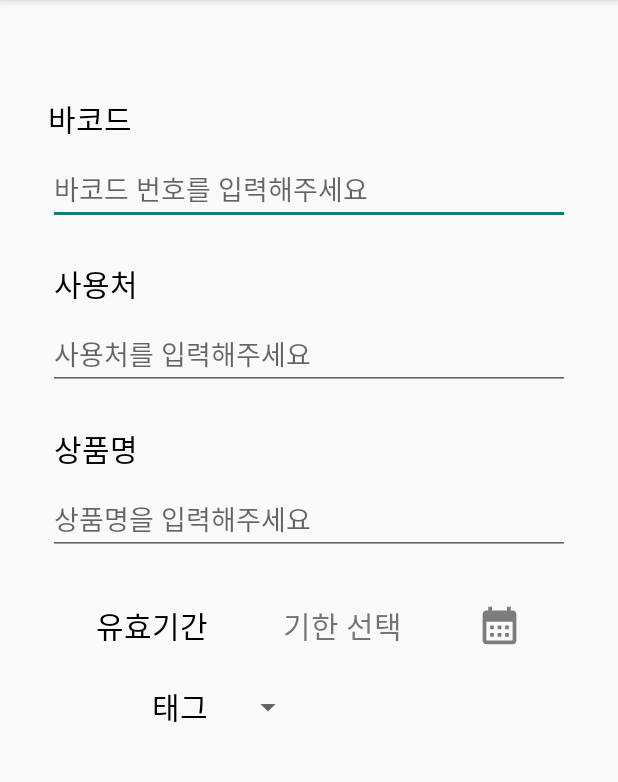
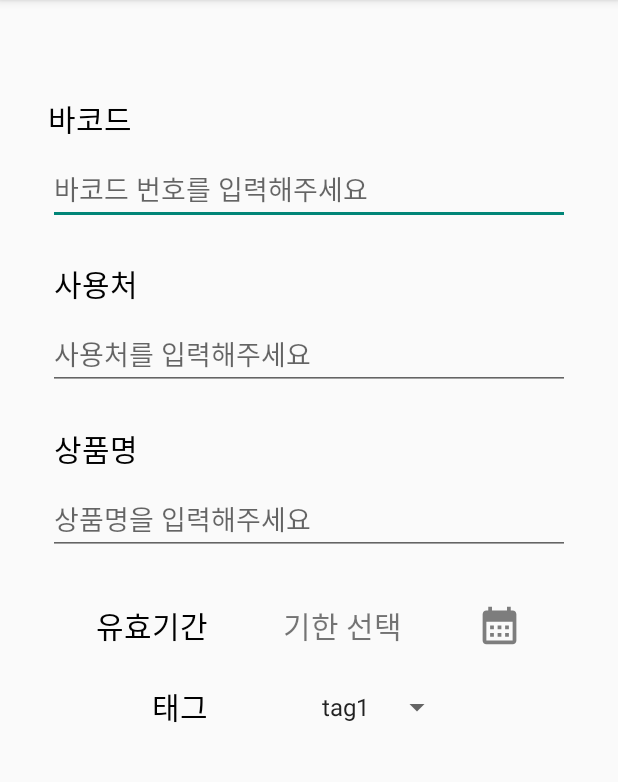
Before and after one commit to AnJeongMin/skku-swe3047-GiftiZone, an Android app: the screen it shows after launch (AddGifticonActivity), after a tap on an icon or button, on a phone screen of 412 x 824 dp, the part 84-866 px from its top. Run offline under Robolectric (Android 15) with nearby library versions, the phone set to English and light mode, and no system bars.

Commit message:
feat: 태그 및 유효기간 저장 구현

```diff
--- a/app/src/main/java/edu/skku/cs/giftizone/addGifticon/AddGifticonActivity.kt
+++ b/app/src/main/java/edu/skku/cs/giftizone/addGifticon/AddGifticonActivity.kt
@@ -13,10 +13,13 @@ import androidx.appcompat.app.AppCompatActivity
 import com.bumptech.glide.Glide
 import edu.skku.cs.giftizone.R
 import edu.skku.cs.giftizone.enums.SortFilter
+import java.time.LocalDate
 import java.util.*
 
 class AddGifticonActivity : AppCompatActivity() {
-//    private val tagList: ArrayList<String>? = intent.getStringArrayListExtra("tagList")
+    private var tagList: ArrayList<String>? = null
+    private var selectedTag: String? = null
+    private var expiredDate: LocalDate? = null
     private val pickImageResultLauncher = registerForActivityResult(ActivityResultContracts.GetContent()) { uri: Uri? ->
         val gifticonImage = findViewById<ImageView>(R.id.addGifticonImage)
         if (uri != null) {
@@ -29,9 +32,11 @@ class AddGifticonActivity : AppCompatActivity() {
     override fun onCreate(savedInstanceState: Bundle?) {
         super.onCreate(savedInstanceState)
         setContentView(R.layout.activity_add_gifticon)
+        tagList = intent.getStringArrayListExtra("tagList")
 
         pickImageFromGallery()
         setupSelectExpireDate()
+        setupTagSelectDropdown()
     }
 
     private fun pickImageFromGallery() {
@@ -50,10 +55,30 @@ class AddGifticonActivity : AppCompatActivity() {
             val datePickerDialog = DatePickerDialog(this, { _, selectedYear, selectedMonth, selectedDay ->
                 expireDateText.text = "$selectedYear/${selectedMonth+1}/$selectedDay"
             }, year, month, day)
+            expiredDate = LocalDate.of(year, month+1, day)
 
             datePickerDialog.show()
         }
     }
 
+    private fun setupTagSelectDropdown() {
+        val addTagDropdown: Spinner = findViewById(R.id.addTagDropdown)
 
+        addTagDropdown.onItemSelectedListener = object : AdapterView.OnItemSelectedListener {
+            override fun onItemSelected(parent: AdapterView<*>, view: View?, position: Int, id: Long) {
+                selectedTag = parent.getItemAtPosition(position).toString()
+            }
+            override fun onNothingSelected(parent: AdapterView<*>) {
+                selectedTag = parent.getItemAtPosition(0).toString()
+            }
+        }
+
+        ArrayAdapter(this,
+            android.R.layout.simple_spinner_item,
+            tagList!!)
+            .also { adapter ->
+            adapter.setDropDownViewResource(android.R.layout.simple_spinner_dropdown_item)
+            addTagDropdown.adapter = adapter
+        }
+    }
 }
--- a/app/src/main/java/edu/skku/cs/giftizone/gifticonList/GifticonListActivity.kt
+++ b/app/src/main/java/edu/skku/cs/giftizone/gifticonList/GifticonListActivity.kt
@@ -133,7 +133,7 @@ class GifticonListActivity : AppCompatActivity() {
         addGifticonBtn.setOnClickListener {
             val intent = Intent(this, AddGifticonActivity::class.java)
 
-            intent.putExtra("tagList", tagList)
+            intent.putStringArrayListExtra("tagList", tagList)
             startActivity(intent)
         }
     }
--- a/app/src/main/res/layout/activity_add_gifticon.xml
+++ b/app/src/main/res/layout/activity_add_gifticon.xml
@@ -116,9 +116,12 @@
 
     <Spinner
         android:id="@+id/addTagDropdown"
-        android:layout_width="wrap_content"
+        android:layout_width="0dp"
         android:layout_height="wrap_content"
+        android:overlapAnchor="false"
+        android:textAlignment="viewEnd"
         app:layout_constraintBottom_toBottomOf="@+id/tagSelect"
+        app:layout_constraintEnd_toEndOf="@+id/addExpireText"
         app:layout_constraintStart_toStartOf="@+id/addExpireText"
         app:layout_constraintTop_toTopOf="@+id/tagSelect" />
 
```
